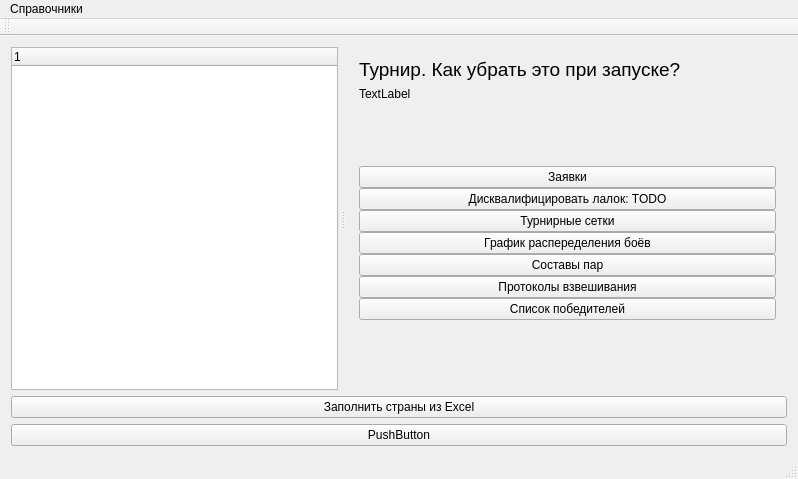
The window that TournamentManager/mainwindow.ui (BarsukAlexey/xelarogi) describes before a commit, drawn with Qt 5.
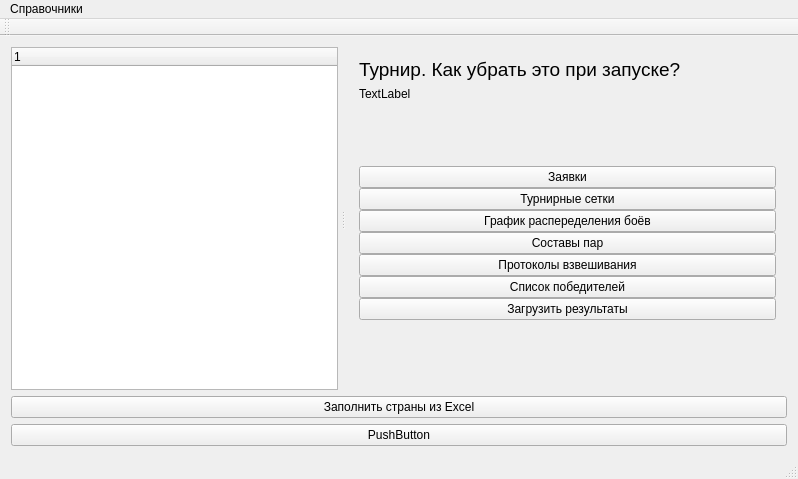
The same window after the commit. The open tabs and pages were chosen to show the change.

The edit to the form file:
```diff
--- a/TournamentManager/mainwindow.ui
+++ b/TournamentManager/mainwindow.ui
@@ -141,19 +141,6 @@
                </property>
               </widget>
              </item>
-             <item>
-              <widget class="QPushButton" name="ordersAccreditationBtn">
-               <property name="sizePolicy">
-                <sizepolicy hsizetype="Minimum" vsizetype="Expanding">
-                 <horstretch>0</horstretch>
-                 <verstretch>0</verstretch>
-                </sizepolicy>
-               </property>
-               <property name="text">
-                <string>Дисквалифицировать лалок: TODO</string>
-               </property>
-              </widget>
-             </item>
              <item>
               <widget class="QPushButton" name="pushButtonGrid">
                <property name="text">
@@ -189,6 +176,13 @@
                </property>
               </widget>
              </item>
+             <item>
+              <widget class="QPushButton" name="pushButtonLoadWinner">
+               <property name="text">
+                <string>Загрузить результаты</string>
+               </property>
+              </widget>
+             </item>
             </layout>
            </item>
           </layout>
```
Left out of the diff: 2 changed lines with no effect on the pictures.
